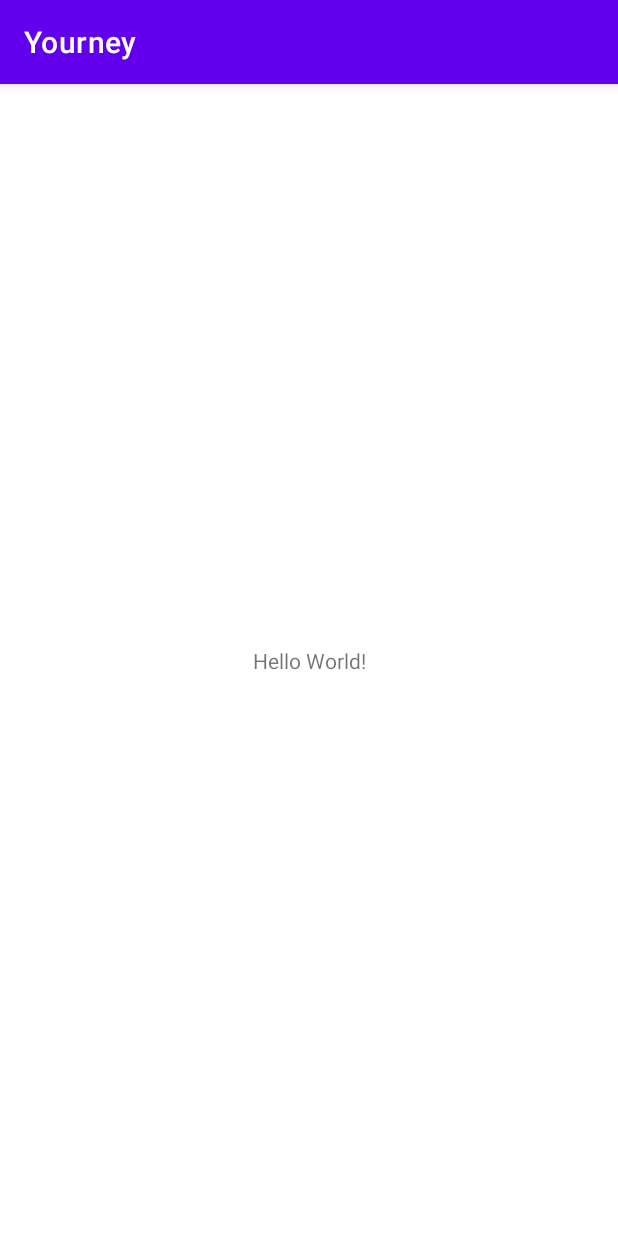
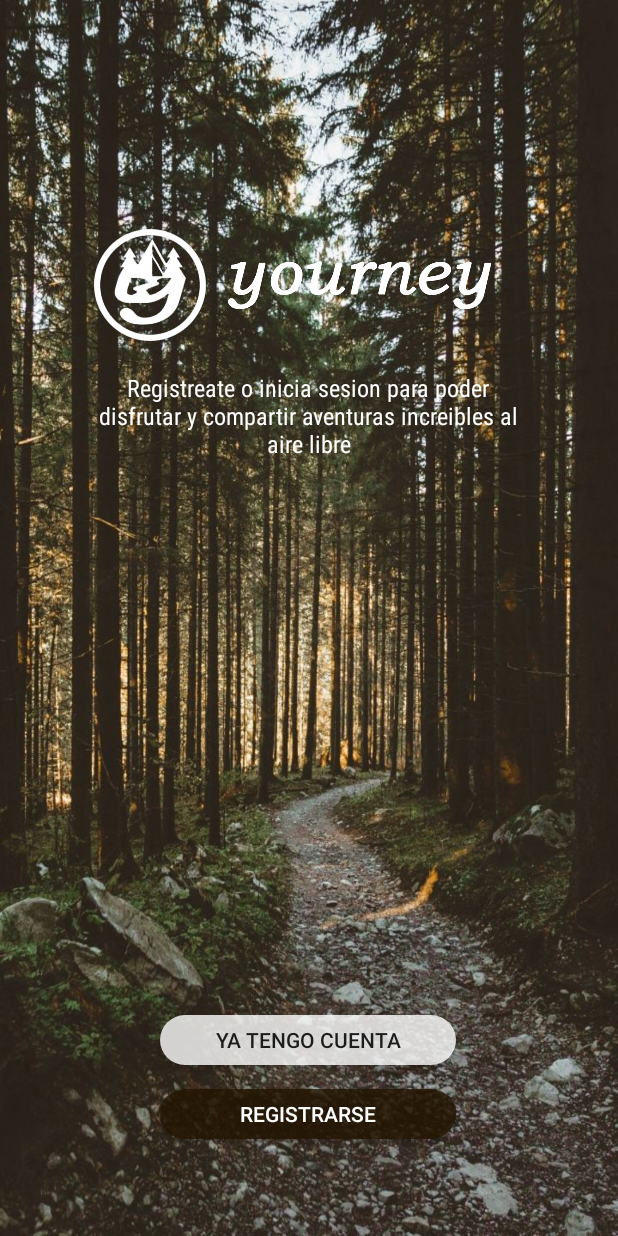
Before and after one commit to anegda/Yourney, an Android app: the screen it shows after launch (MainActivity), on a phone screen of 412 x 824 dp. Run offline under Robolectric (Android 15) with nearby library versions, the phone set to English and light mode, and no system bars.

Commit message:
pantalla de login y registro visual hecha

```diff
--- a/app/src/main/AndroidManifest.xml
+++ b/app/src/main/AndroidManifest.xml
@@ -9,7 +9,7 @@
         android:icon="@mipmap/ic_launcher"
         android:label="@string/app_name"
         android:supportsRtl="true"
-        android:theme="@style/Theme.Yourney"
+        android:theme="@style/Theme.AppCompat.Light.NoActionBar"
         tools:targetApi="31">
         <activity
             android:name=".MainActivity"
--- /dev/null
+++ b/app/src/main/res/drawable/round_btn_blanco.xml
@@ -0,0 +1,5 @@
+<?xml version="1.0" encoding="utf-8"?>
+<shape xmlns:android="http://schemas.android.com/apk/res/android">
+    <solid android:color="#CCFFFFFF"/>
+    <corners android:radius="45dp" />
+</shape>
--- /dev/null
+++ b/app/src/main/res/drawable/round_btn_marron.xml
@@ -0,0 +1,5 @@
+<?xml version="1.0" encoding="utf-8"?>
+<shape xmlns:android="http://schemas.android.com/apk/res/android">
+    <solid android:color="#CC241501"/>
+    <corners android:radius="45dp" />
+</shape>
--- a/app/src/main/res/layout/activity_main.xml
+++ b/app/src/main/res/layout/activity_main.xml
@@ -4,15 +4,66 @@
     xmlns:tools="http://schemas.android.com/tools"
     android:layout_width="match_parent"
     android:layout_height="match_parent"
-    tools:context=".MainActivity">
+    tools:context=".MainActivity"
+    android:background="@drawable/fondoarbol2">
+
+    <ImageView
+        android:id="@+id/imageView2"
+        android:layout_width="87dp"
+        android:layout_height="76dp"
+        android:layout_marginTop="152dp"
+        app:layout_constraintEnd_toEndOf="parent"
+        app:layout_constraintHorizontal_bias="0.172"
+        app:layout_constraintStart_toStartOf="parent"
+        app:layout_constraintTop_toTopOf="parent"
+        app:srcCompat="@drawable/logoblanco" />
+
+    <ImageView
+        android:id="@+id/imageView3"
+        android:layout_width="178dp"
+        android:layout_height="75dp"
+        android:layout_marginStart="8dp"
+        app:layout_constraintStart_toEndOf="@+id/imageView2"
+        app:layout_constraintTop_toTopOf="@+id/imageView2"
+        app:srcCompat="@drawable/yourblnaco" />
 
     <TextView
-        android:layout_width="wrap_content"
-        android:layout_height="wrap_content"
-        android:text="Hello World!"
+        android:id="@+id/textView"
+        style="@style/blanco1"
+        android:layout_width="297dp"
+        android:layout_height="84dp"
+        android:layout_marginTop="8dp"
+        android:gravity="center"
+        android:text="Registreate o inicia sesion para poder disfrutar y compartir aventuras increibles al aire libre"
+        app:layout_constraintEnd_toEndOf="parent"
+        app:layout_constraintHorizontal_bias="0.493"
+        app:layout_constraintStart_toStartOf="parent"
+        app:layout_constraintTop_toBottomOf="@+id/imageView3" />
+
+    <Button
+        android:id="@+id/btnRegistro"
+        android:layout_width="197dp"
+        android:layout_height="33dp"
+        android:background="@drawable/round_btn_marron"
+        android:onClick="registrarse"
+        android:text="Registrarse"
+        android:textColor="#FFFFFF"
         app:layout_constraintBottom_toBottomOf="parent"
         app:layout_constraintEnd_toEndOf="parent"
+        app:layout_constraintHorizontal_bias="0.497"
         app:layout_constraintStart_toStartOf="parent"
-        app:layout_constraintTop_toTopOf="parent" />
+        app:layout_constraintTop_toTopOf="parent"
+        app:layout_constraintVertical_bias="0.918" />
+
+    <Button
+        android:id="@+id/btnLogin"
+        android:layout_width="197dp"
+        android:layout_height="33dp"
+        android:layout_marginBottom="16dp"
+        android:background="@drawable/round_btn_blanco"
+        android:onClick="login"
+        android:text="Ya tengo cuenta"
+        app:layout_constraintBottom_toTopOf="@+id/btnRegistro"
+        app:layout_constraintStart_toStartOf="@+id/btnRegistro" />
 
 </androidx.constraintlayout.widget.ConstraintLayout>
--- /dev/null
+++ b/app/src/main/res/values/styles.xml
@@ -0,0 +1,13 @@
+<?xml version="1.0" encoding="utf-8"?>
+
+<resources>
+
+    <style name="blanco1">
+        <item name="android:fontFamily">sans-serif-condensed</item>
+        <item name="android:textColor">#FFFFFF</item>
+        <item name="android:textSize">16dp</item>
+    </style>
+
+
+
+</resources>
```
Also changed, not shown: app/src/main/res/drawable/fondoarbol2.jpg (added), app/src/main/res/drawable/logoblanco.png (added), app/src/main/res/drawable/yourblnaco.png (added).
